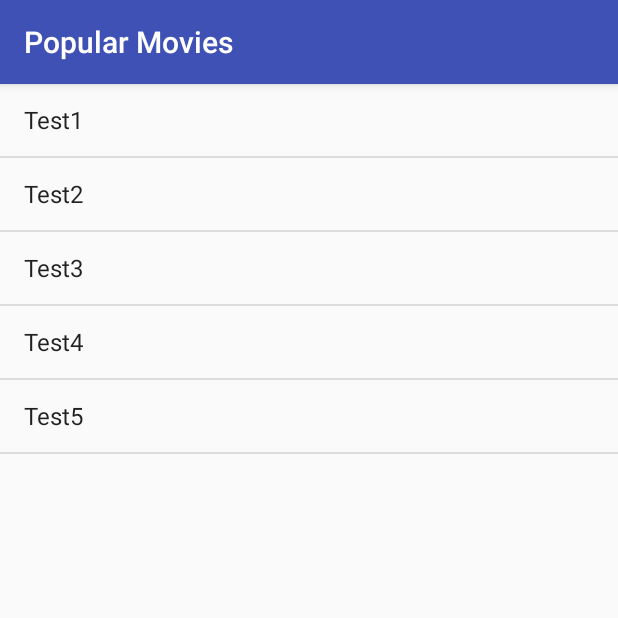
After one commit to GregBaggings/PopularMovies, an Android app: the fragment VideoListFragment shown on its own in the app's theme, on a phone screen of 412 x 824 dp, the top half of it. The commit adds this screen. Run offline under Robolectric (Android 15) with nearby library versions, the phone set to English and light mode, and no system bars; 1 statement that could not run was skipped.

Commit message:
Added listview with dummy items to use it later to populate the trailers

```diff
--- /dev/null
+++ b/app/src/main/java/io/git/movies/popularmovies/fragments/VideoListFragment.java
@@ -0,0 +1,38 @@
+package io.git.movies.popularmovies.fragments;
+
+
+import android.app.ListFragment;
+import android.os.Bundle;
+import android.view.LayoutInflater;
+import android.view.View;
+import android.view.ViewGroup;
+import android.widget.AdapterView;
+import android.widget.ArrayAdapter;
+import android.widget.Toast;
+
+import io.git.movies.popularmovies.R;
+
+public class VideoListFragment extends ListFragment implements AdapterView.OnItemClickListener {
+
+    String[] dummyItems = {"Test1", "Test2", "Test3", "Test4", "Test5"};
+
+    @Override
+    public View onCreateView(LayoutInflater inflater,
+                             ViewGroup container, Bundle savedInstanceState) {
+        View view = inflater.inflate(R.layout.videos_fragment, container, false);
+        return view;
+    }
+
+    @Override
+    public void onActivityCreated(Bundle savedInstanceState) {
+        super.onActivityCreated(savedInstanceState);
+        ArrayAdapter<String> adapter = new ArrayAdapter<>(getActivity(), android.R.layout.simple_list_item_1, dummyItems);
+        setListAdapter(adapter);
+        getListView().setOnItemClickListener(this);
+    }
+
+    @Override
+    public void onItemClick(AdapterView<?> adapterView, View view, int i, long l) {
+        Toast.makeText(getActivity(), "Item: " + i, Toast.LENGTH_SHORT).show();
+    }
+}
--- /dev/null
+++ b/app/src/main/res/layout/videos_fragment.xml
@@ -0,0 +1,13 @@
+<?xml version="1.0" encoding="utf-8"?>
+<LinearLayout xmlns:android="http://schemas.android.com/apk/res/android"
+    android:layout_width="match_parent"
+    android:layout_height="match_parent"
+    android:orientation="vertical">
+
+    <ListView
+        android:id="@android:id/list"
+        style="@style/Widget.AppCompat.ListView"
+        android:layout_width="match_parent"
+        android:layout_height="match_parent" />
+
+</LinearLayout>
```
Also changed, not shown: app/src/main/java/io/git/movies/popularmovies/activities/DetailsActivity.java (+4 -5 lines), app/src/main/res/layout/activity_details.xml (+23 -5 lines).
